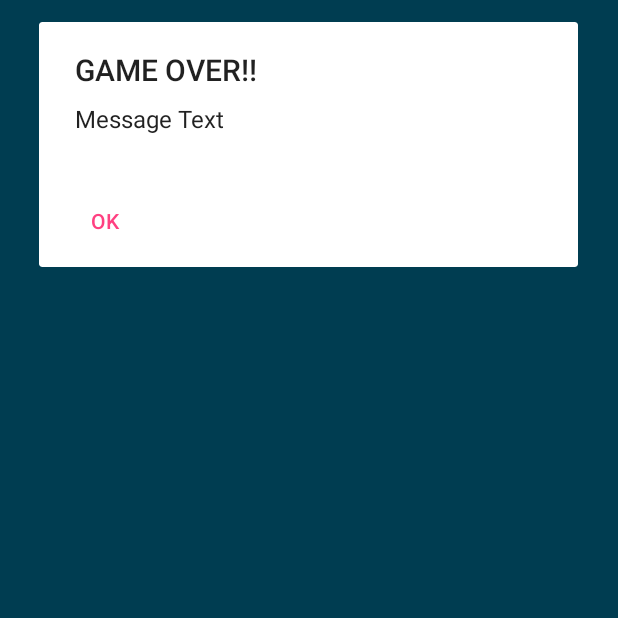
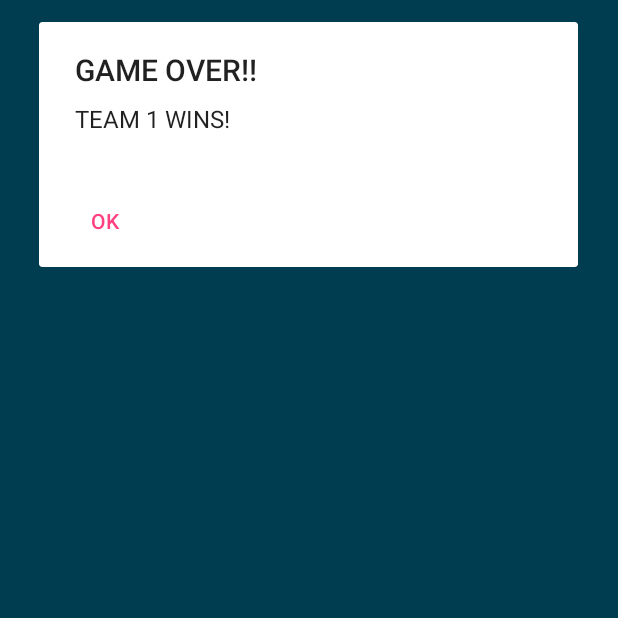
Before and after one commit to JesseCSG/CourtCounter, an Android app: the screen it shows after launch (MainActivity), after a tap on "GAME OVER", on a phone screen of 412 x 824 dp, the part 473-1091 px from its top. Run offline under Robolectric (Android 15) with nearby library versions, the phone set to English and light mode, and no system bars; 1 other tap on this screen came first.

Commit message:
Update to Milestone 8

```diff
--- a/app/src/main/java/com/example/student/courtcounter/MainActivity.java
+++ b/app/src/main/java/com/example/student/courtcounter/MainActivity.java
@@ -1,6 +1,7 @@
 package com.example.student.courtcounter;
 
 import android.content.DialogInterface;
+import android.media.MediaPlayer;
 import android.support.v7.app.AlertDialog;
 import android.support.v7.app.AppCompatActivity;
 import android.os.Bundle;
@@ -13,7 +14,9 @@ public class MainActivity extends AppCompatActivity {
     private TextView countViewTwo;
     public int scoreOne;
     public int scoreTwo;
+    public String viewWinner;
     AlertDialog gameOverAlert;
+    MediaPlayer mediaPlayer;
 
 
     @Override
@@ -34,25 +37,40 @@ public class MainActivity extends AppCompatActivity {
     }
 
     public void clickFunction1(View view){
+        scoreOne++;
         countView.setText(String.valueOf(scoreOne));
-        scoreOne++;
     }
 
     public void clickFunction2(View view){
+        scoreTwo++;
         countViewTwo.setText(String.valueOf(scoreTwo));
-        scoreTwo++;
+    }
+
+    public void clickFunction3(View view){
+        scoreOne--;
+        countView.setText(String.valueOf(scoreOne));
+    }
+
+    public void clickFunction4(View view){
+        scoreTwo--;
+        countViewTwo.setText(String.valueOf(scoreTwo));
     }
 
     public void gameOverFunction(View view) {
+
         if (scoreOne > scoreTwo) {
-            gameOverAlert.setMessage("Team 1 wins");
-        }
-        if (scoreTwo > scoreOne) {
-            gameOverAlert.setMessage("Team 2 wins");
+            viewWinner = "TEAM 1 WINS!";
+        }else if (scoreOne < scoreTwo) {
+            viewWinner = "TEAM 2 WINS!";
+        } else {
+            viewWinner = "IT'S A DRAW!";
         }
 
         gameOverAlert.setTitle("GAME OVER!!");
-        gameOverAlert.setMessage("Message Text");
+        gameOverAlert.setMessage(viewWinner);
+
+        mediaPlayer = MediaPlayer.create(this, R.raw.damn_son);
+        mediaPlayer.start();
 
         gameOverAlert.setButton(AlertDialog.BUTTON_NEUTRAL, "OK",
                 new DialogInterface.OnClickListener() {
@@ -60,10 +78,12 @@ public class MainActivity extends AppCompatActivity {
                         dialog.dismiss();
                     }
                 });
+
         gameOverAlert.show();
 
         scoreOne = 0;
         countView.setText(String.valueOf(scoreOne));
+
         scoreTwo = 0;
         countViewTwo.setText(String.valueOf(scoreTwo));
 
```
Also changed, not shown: 2 other files.
